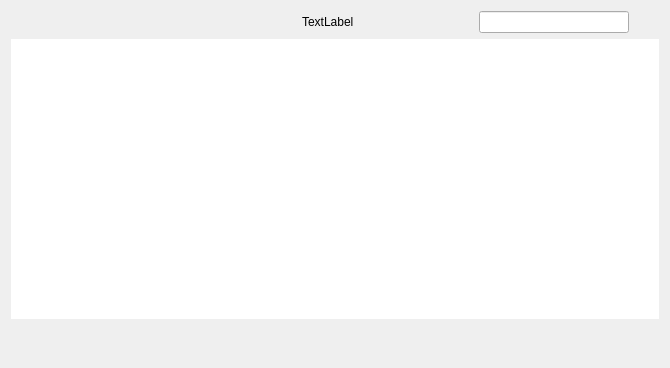
Above: mainwindow.ui from kazak1377/QVkPlayer before the change. Below: the same form after it.
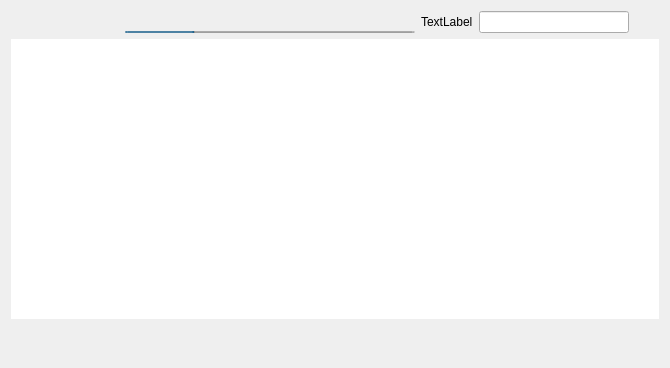
That is the form after the change. Icons and pictures are not drawn. Custom widgets are drawn as their Qt base class.

```diff
--- a/mainwindow.ui
+++ b/mainwindow.ui
@@ -112,7 +112,33 @@
        </widget>
       </item>
       <item>
-       <widget class="Phonon::SeekSlider" name="seekSlider"/>
+       <layout class="QVBoxLayout" name="verticalLayout_2">
+        <property name="spacing">
+         <number>0</number>
+        </property>
+        <property name="rightMargin">
+         <number>0</number>
+        </property>
+        <item>
+         <widget class="Phonon::SeekSlider" name="seekSlider"/>
+        </item>
+        <item>
+         <widget class="QProgressBar" name="progressBar">
+          <property name="maximumSize">
+           <size>
+            <width>16777215</width>
+            <height>2</height>
+           </size>
+          </property>
+          <property name="value">
+           <number>24</number>
+          </property>
+          <property name="textVisible">
+           <bool>false</bool>
+          </property>
+         </widget>
+        </item>
+       </layout>
       </item>
       <item>
        <widget class="QLabel" name="showTime">
```
